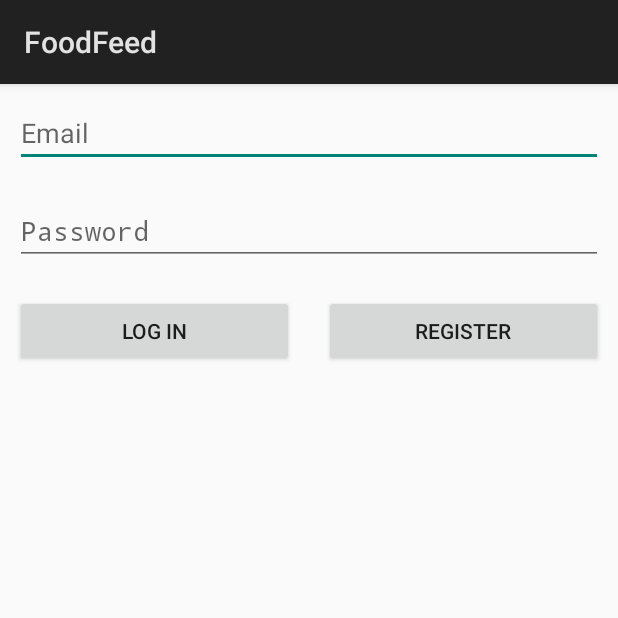
After one commit to IddoAlex/FoodFeed, an Android app: the LoginActivity screen opened directly, with no data from a screen before it, on a phone screen of 412 x 824 dp, the top half of it. The commit adds this screen. Run offline under Robolectric (Android 15) with nearby library versions, the phone set to English and light mode, and no system bars; our stand-ins replace Firebase (no records; nobody signed in at launch, a user with empty details on screens opened directly).

Commit message:
Added BaseActivity, LoginActivity. Not complete yet.

```diff
--- a/app/build.gradle
+++ b/app/build.gradle
@@ -25,5 +25,11 @@ dependencies {
         exclude group: 'com.android.support', module: 'support-annotations'
     })
     compile 'com.android.support.constraint:constraint-layout:1.0.2'
+    compile 'com.google.firebase:firebase-auth:10.0.1'
     testCompile 'junit:junit:4.12'
 }
+
+
+
+
+apply plugin: 'com.google.gms.google-services'
--- a/app/src/main/AndroidManifest.xml
+++ b/app/src/main/AndroidManifest.xml
@@ -16,6 +16,8 @@
                 <category android:name="android.intent.category.LAUNCHER" />
             </intent-filter>
         </activity>
+        <activity android:name=".LoginActivity" />
+        <activity android:name=".MainActivity"></activity>
     </application>
 
 </manifest>
--- a/app/src/main/java/colman/iddo/foodfeed/BaseActivity.java
+++ b/app/src/main/java/colman/iddo/foodfeed/BaseActivity.java
@@ -1,13 +1,57 @@
 package colman.iddo.foodfeed;
 
 import android.app.Activity;
+import android.app.ProgressDialog;
 import android.os.Bundle;
+import android.view.Menu;
+import android.view.MenuInflater;
+
+import com.google.firebase.auth.FirebaseAuth;
 
 public class BaseActivity extends Activity {
+
+    private FirebaseAuth mAuth;
+    private ProgressDialog mProgressDialog;
+    private String _loadingString = "Loading...";
 
     @Override
     protected void onCreate(Bundle savedInstanceState) {
         super.onCreate(savedInstanceState);
-        setContentView(R.layout.activity_base);
+        mAuth = FirebaseAuth.getInstance();
+    }
+
+    @Override
+    public void onStop() {
+        super.onStop();
+        hideProgressDialog();
+    }
+
+    @Override
+    public boolean onCreateOptionsMenu(Menu menu) {
+        super.onCreateOptionsMenu(menu);
+        MenuInflater inflater = getMenuInflater();
+        inflater.inflate(R.menu.main, menu);
+
+        return true;
+    }
+
+    public void showProgressDialog() {
+        if (mProgressDialog == null) {
+            mProgressDialog = new ProgressDialog(this);
+            mProgressDialog.setMessage(_loadingString);
+            mProgressDialog.setIndeterminate(true);
+        }
+
+        mProgressDialog.show();
+    }
+
+    public void hideProgressDialog() {
+        if (mProgressDialog != null && mProgressDialog.isShowing()) {
+            mProgressDialog.dismiss();
+        }
+    }
+
+    protected FirebaseAuth getFirebaseAuth() {
+        return mAuth;
     }
 }
--- /dev/null
+++ b/app/src/main/java/colman/iddo/foodfeed/LoginActivity.java
@@ -0,0 +1,167 @@
+package colman.iddo.foodfeed;
+
+import android.content.Intent;
+import android.support.annotation.NonNull;
+import android.os.Bundle;
+import android.text.TextUtils;
+import android.util.Log;
+import android.view.Menu;
+import android.view.View;
+import android.widget.EditText;
+import android.widget.Toast;
+
+import com.google.android.gms.tasks.OnCompleteListener;
+import com.google.android.gms.tasks.Task;
+import com.google.firebase.auth.AuthResult;
+import com.google.firebase.auth.FirebaseAuth;
+import com.google.firebase.auth.FirebaseUser;
+
+public class LoginActivity extends  BaseActivity implements
+        View.OnClickListener {
+
+    private static final String TAG = "LoginActivity";
+
+    private EditText mEmailField;
+    private EditText mPasswordField;
+
+    @Override
+    protected void onCreate(Bundle savedInstanceState) {
+        super.onCreate(savedInstanceState);
+        setContentView(R.layout.activity_login);
+
+        // Views
+        mEmailField = (EditText) findViewById(R.id.login_email_field);
+        mPasswordField = (EditText) findViewById(R.id.login_password_field);
+
+        // Buttons
+        findViewById(R.id.login_login_btn).setOnClickListener(this);
+        findViewById(R.id.login_register_btn).setOnClickListener(this);
+    }
+
+    @Override
+    public void onClick(View v) {
+        int i = v.getId();
+
+        if (i == R.id.login_login_btn) {
+            signIn(mEmailField.getText().toString(), mPasswordField.getText().toString());
+        } else if (i == R.id.login_register_btn) {
+            createAccount(mEmailField.getText().toString(), mPasswordField.getText().toString());
+        }
+    }
+
+    @Override
+    public void onStart() {
+        super.onStart();
+        // Check if user is signed in (non-null) and update UI accordingly.
+        FirebaseUser currentUser = getFirebaseAuth().getCurrentUser();
+        if(currentUser != null) {
+            onLoginSuccess();
+        }
+    }
+
+    @Override
+    public boolean onCreateOptionsMenu(Menu menu) {
+        super.onCreateOptionsMenu(menu);
+        return false;
+    }
+
+    private void signIn(String email, String password) {
+        Log.d(TAG, "signIn:" + email);
+        if (!validateForm()) {
+            return;
+        }
+
+        showProgressDialog();
+
+        // [START sign_in_with_email]
+        getFirebaseAuth().signInWithEmailAndPassword(email, password)
+                .addOnCompleteListener(this, new OnCompleteListener<AuthResult>() {
+                    @Override
+                    public void onComplete(@NonNull Task<AuthResult> task) {
+                        if (task.isSuccessful()) {
+                            // Sign in success, update UI with the signed-in user's information
+                            Log.d(TAG, "signInWithEmail:success");
+
+                            onLoginSuccess();
+                        } else {
+                            // If sign in fails, display a message to the user.
+                            Log.w(TAG, "signInWithEmail:failure", task.getException());
+                            Toast.makeText(LoginActivity.this, "Authentication failed.",
+                                    Toast.LENGTH_LONG).show();
+                            //updateUI(null);
+                        }
+
+                        hideProgressDialog();
+                    }
+                });
+        // [END sign_in_with_email]
+    }
+
+    private void createAccount(String email, String password) {
+        Log.d(TAG, "createAccount:" + email);
+        if (!validateForm()) {
+            return;
+        }
+
+        showProgressDialog();
+
+        // [START create_user_with_email]
+        getFirebaseAuth().createUserWithEmailAndPassword(email, password)
+                .addOnCompleteListener(this, new OnCompleteListener<AuthResult>() {
+                    @Override
+                    public void onComplete(@NonNull Task<AuthResult> task) {
+                        if (task.isSuccessful()) {
+                            // Sign in success, update UI with the signed-in user's information
+                            Log.d(TAG, "createUserWithEmail:success");
+
+                            onLoginSuccess();
+                        } else {
+                            // If sign in fails, display a message to the user.
+                            Log.w(TAG, "createUserWithEmail:failure", task.getException());
+                            Toast.makeText(LoginActivity.this, "Authentication failed.",
+                                    Toast.LENGTH_SHORT).show();
+                            //updateUI(null);
+                        }
+
+                        // [START_EXCLUDE]
+                        hideProgressDialog();
+                        // [END_EXCLUDE]
+                    }
+                });
+        // [END create_user_with_email]
+    }
+
+    private void onLoginSuccess() {
+        /*
+        Intent i = new Intent(this, MainActivity.class);
+        i.setFlags(Intent.FLAG_ACTIVITY_NEW_TASK | Intent.FLAG_ACTIVITY_CLEAR_TASK);
+
+        Toast.makeText(LoginActivity.this, "LOGIN SUCCESSFUL!",
+                Toast.LENGTH_LONG).show();
+
+        startActivity(i);
+        */
+    }
+
+    private boolean validateForm() {
+        boolean valid = true;
+
+        String email = mEmailField.getText().toString();
+        if (TextUtils.isEmpty(email)) {
+            mEmailField.setError("Required.");
+            valid = false;
+        } else {
+            mEmailField.setError(null);
+        }
+
+        String password = mPasswordField.getText().toString();
+        if (TextUtils.isEmpty(password)) {
+            mPasswordField.setError("Required.");
+            valid = false;
+        } else {
+            mPasswordField.setError(null);
+        }
+
+        return valid;
+    }
+}
--- /dev/null
+++ b/app/src/main/res/layout/activity_login.xml
@@ -0,0 +1,55 @@
+<?xml version="1.0" encoding="utf-8"?>
+<LinearLayout xmlns:android="http://schemas.android.com/apk/res/android"
+    xmlns:app="http://schemas.android.com/apk/res-auto"
+    xmlns:tools="http://schemas.android.com/tools"
+    android:layout_width="match_parent"
+    android:layout_height="match_parent"
+    tools:context="colman.iddo.foodfeed.LoginActivity"
+    android:orientation="vertical">
+
+    <LinearLayout
+        android:layout_width="match_parent"
+        android:layout_height="wrap_content"
+        android:orientation="vertical">
+
+        <EditText
+            android:id="@+id/login_email_field"
+            android:layout_width="match_parent"
+            android:layout_height="wrap_content"
+            android:layout_margin="10dp"
+            android:hint="Email"
+            android:inputType="textEmailAddress" />
+
+        <EditText
+            android:id="@+id/login_password_field"
+            android:layout_width="match_parent"
+            android:layout_height="wrap_content"
+            android:layout_margin="10dp"
+            android:hint="Password"
+            android:inputType="textPassword" />
+    </LinearLayout>
+
+    <LinearLayout
+        android:layout_width="match_parent"
+        android:layout_height="wrap_content"
+        android:orientation="horizontal">
+
+        <Button
+            android:id="@+id/login_login_btn"
+            android:layout_width="1dp"
+            android:layout_height="wrap_content"
+            android:text="LOG IN"
+            android:gravity="center"
+            android:layout_margin="10dp"
+            android:layout_weight="1"/>
+        <Button
+            android:id="@+id/login_register_btn"
+            android:layout_width="1dp"
+            android:layout_height="wrap_content"
+            android:text="REGISTER"
+            android:gravity="center"
+            android:layout_margin="10dp"
+            android:layout_weight="1"/>
+
+    </LinearLayout>
+</LinearLayout>
--- /dev/null
+++ b/app/src/main/res/menu/main.xml
@@ -0,0 +1,19 @@
+<?xml version="1.0" encoding="utf-8"?>
+<menu xmlns:android="http://schemas.android.com/apk/res/android">
+    <item android:title="+"
+        android:id="@+id/addStudentBtn"
+        android:icon="@android:drawable/ic_menu_add"
+        android:showAsAction="ifRoom">
+    </item>
+    <item android:title="edit"
+        android:id="@+id/editStudentBtn"
+        android:icon="@android:drawable/ic_menu_edit"
+        android:showAsAction="ifRoom"
+        android:visible="false">
+    </item>
+    <item android:title="Sign Out"
+        android:id="@+id/sign_out_btn"
+        android:showAsAction="ifRoom"
+        android:visible="false">
+    </item>
+</menu>
--- a/build.gradle
+++ b/build.gradle
@@ -9,6 +9,7 @@ buildscript {
 
         // NOTE: Do not place your application dependencies here; they belong
         // in the individual module build.gradle files
+        classpath 'com.google.gms:google-services:3.0.0'
     }
 }
 
```
Also changed, not shown: app/src/main/java/colman/iddo/foodfeed/MainActivity.java (added, +13 -0 lines), app/src/main/res/layout/activity_main.xml (added, +17 -0 lines).
